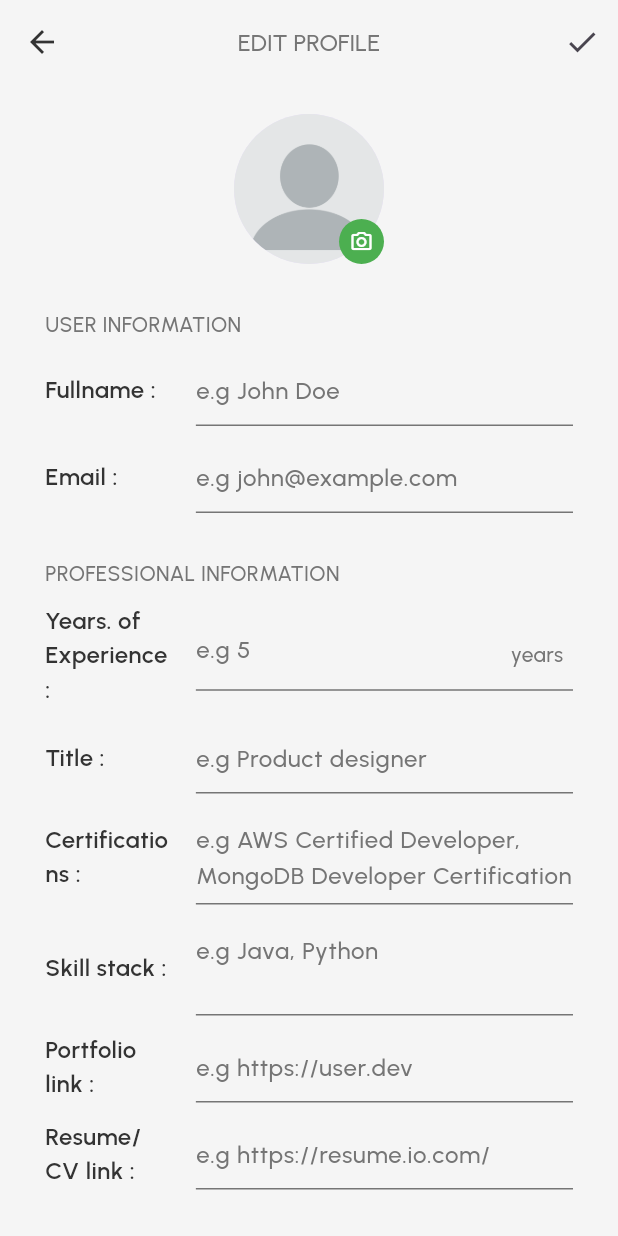
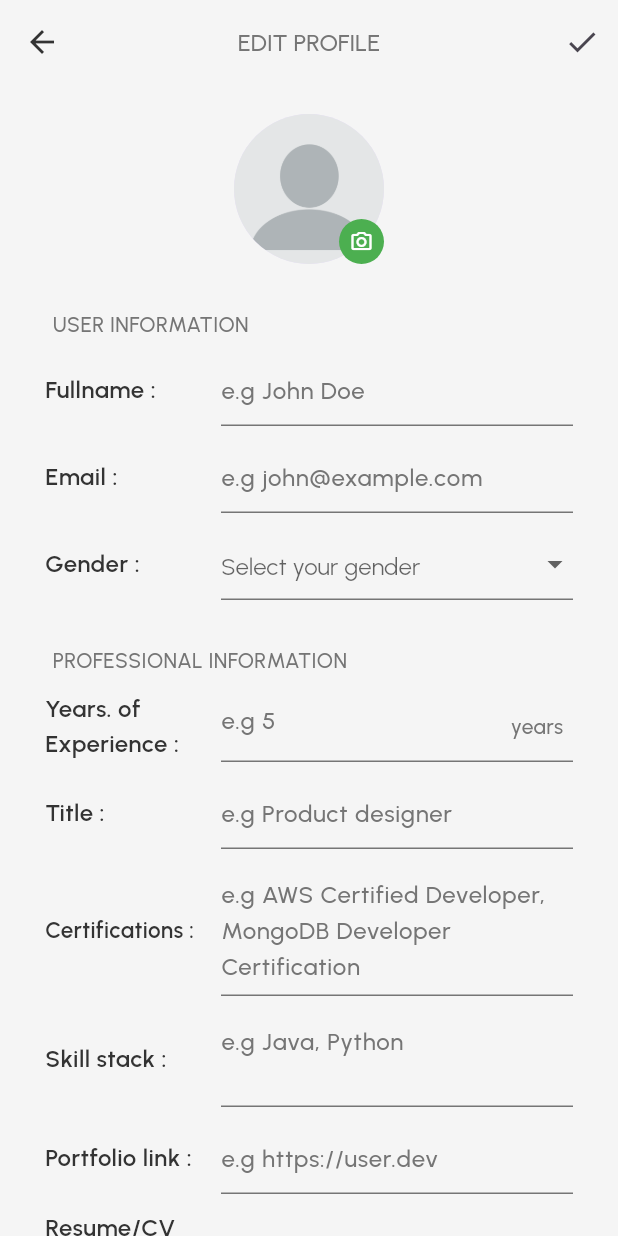
Before and after one commit to tade-dev/how_much_app, a Flutter app: the EditProfileScreen screen opened by its route, on a phone screen of 412 x 824 dp. Run offline on Flutter 3.47's test engine with Material 3 defaults, Android fonts, the phone set to English and light mode, and no system bars; drawn by our look-alikes of auto_size_text; our stand-ins replace auto_route, bloc, dartz, dio, equatable, flutter_animate and 15 more; accounts and stored records are empty; network calls fail.

```diff
--- a/lib/views/dashboard/views/settings/profile/edit_profile.dart
+++ b/lib/views/dashboard/views/settings/profile/edit_profile.dart
@@ -2,12 +2,15 @@ import 'package:flutter/cupertino.dart';
 import 'package:flutter/material.dart';
 import 'package:flutter_bloc/flutter_bloc.dart';
 import 'package:formz/formz.dart';
+import 'package:how_much_app/core/di/injectable.dart';
 import 'package:how_much_app/core/resources/colors_x.dart';
 import 'package:how_much_app/core/resources/styles_x.dart';
+import 'package:how_much_app/features/auth/cubit/register/register_cubit.dart';
 import 'package:how_much_app/features/profile/cubit/profile_cubit.dart';
 import 'package:how_much_app/gen/assets.gen.dart';
 import 'package:how_much_app/views/widgets/appbar/h_app_bars.dart';
 import 'package:how_much_app/views/widgets/inputs/auth_text_field.dart';
+import 'package:how_much_app/views/widgets/inputs/drop_down_field.dart';
 import 'package:how_much_app/views/widgets/sheet/h_sheets.dart';
 
 class EditProfileScreen extends StatelessWidget {
@@ -34,7 +37,8 @@ class EditProfileScreen extends StatelessWidget {
           ),
           body: Container(
             width: double.infinity,
-            padding: const EdgeInsets.symmetric(horizontal: 15),
+            padding: const EdgeInsets.symmetric(horizontal: 20),
+            child: SingleChildScrollView(
               child: Column(
                 crossAxisAlignment: CrossAxisAlignment.start,
                 children: [
@@ -108,6 +112,23 @@ class EditProfileScreen extends StatelessWidget {
                         label: "Email",
                         controller: state.emailAddress,
                         hintText: "e.g john@example.com",
+                      ),
+                      const SizedBox(
+                        height: 10,
+                      ),
+                      DropDownField(
+                        onChanged: (value) {
+                        },
+                        dropDownItems: si<RegisterCubit>().state.genders.map((gender){
+                          return DropdownMenuItem(
+                            value: gender,
+                            child: Text(gender),
+                          );
+                        }).toList(),
+                        inputType: TextInputType.name,
+                        label: "Gender",
+                        value: state.userData?.gender,
+                        hintText: "Select your gender",
                       ),
                     ],
                   ),
@@ -206,6 +227,7 @@ class EditProfileScreen extends StatelessWidget {
                 ],
               ),
             ),
+          ),
         );
       },
     );
--- a/lib/views/widgets/inputs/auth_text_field.dart
+++ b/lib/views/widgets/inputs/auth_text_field.dart
@@ -1,3 +1,4 @@
+import 'package:auto_size_text/auto_size_text.dart';
 import 'package:flutter/material.dart';
 import 'package:how_much_app/core/resources/colors_x.dart';
 import 'package:how_much_app/core/resources/styles_x.dart';
@@ -52,22 +53,24 @@ class AuthTextField extends StatelessWidget {
   @override
   Widget build(BuildContext context) {
     return Padding(
-      padding: const EdgeInsets.symmetric(horizontal: 15),
+      padding: const EdgeInsets.symmetric(horizontal: 10),
       child: Row(
         children: [
           Expanded(
             flex: 2,
             child: Padding(
               padding: const EdgeInsets.only(right: 15),
-              child: Text(
+              child: AutoSizeText(
+                minFontSize: 14,
                 "$label :",
+                maxLines: label!.contains(" ") ? 2 : 1,
                 style: getSemiBoldStyle(
                     color: ColorsX.textColor, fontSize: 16),
               ),
             ),
           ),
           Expanded(
-            flex: 5,
+            flex: 4,
             child: TextFormField(
               cursorColor: ColorsX.primaryColor,
               enabled: enabled,
--- a/lib/views/widgets/inputs/drop_down_field.dart
+++ b/lib/views/widgets/inputs/drop_down_field.dart
@@ -3,8 +3,9 @@ import 'package:how_much_app/core/resources/colors_x.dart';
 import 'package:how_much_app/core/resources/styles_x.dart';
 
 
+// ignore: must_be_immutable
 class DropDownField extends StatelessWidget {
-  const DropDownField({
+  DropDownField({
     super.key,
     this.controller,
     this.hintText,
@@ -26,7 +27,8 @@ class DropDownField extends StatelessWidget {
     this.minLines,
     this.readOnly = false,
     this.validator,
-    this.dropDownItems
+    this.dropDownItems,
+    this.value
   });
 
   final TextEditingController? controller;
@@ -48,13 +50,14 @@ class DropDownField extends StatelessWidget {
   final int? maxLines;
   final int? maxLength;
   final bool readOnly;
+  String? value;
   final FormFieldValidator<String>? validator;
   final List<DropdownMenuItem<String>>? dropDownItems;
 
   @override
   Widget build(BuildContext context) {
     return Padding(
-      padding: const EdgeInsets.symmetric(horizontal: 15),
+      padding: const EdgeInsets.symmetric(horizontal: 10),
       child: Row(
         children: [
           Expanded(
@@ -69,9 +72,10 @@ class DropDownField extends StatelessWidget {
             ),
           ),
           Expanded(
-            flex: 5,
+            flex: 4,
             child: DropdownButtonFormField(
               items: dropDownItems,
+              value: value,
               onChanged: onChanged,
               onTap: onTap,
               onSaved: onSaved,
```
Also changed, not shown: lib/core/app.dart (+21 -0 lines), 1 other file. Lines whose indentation alone changed are shown as unchanged.
